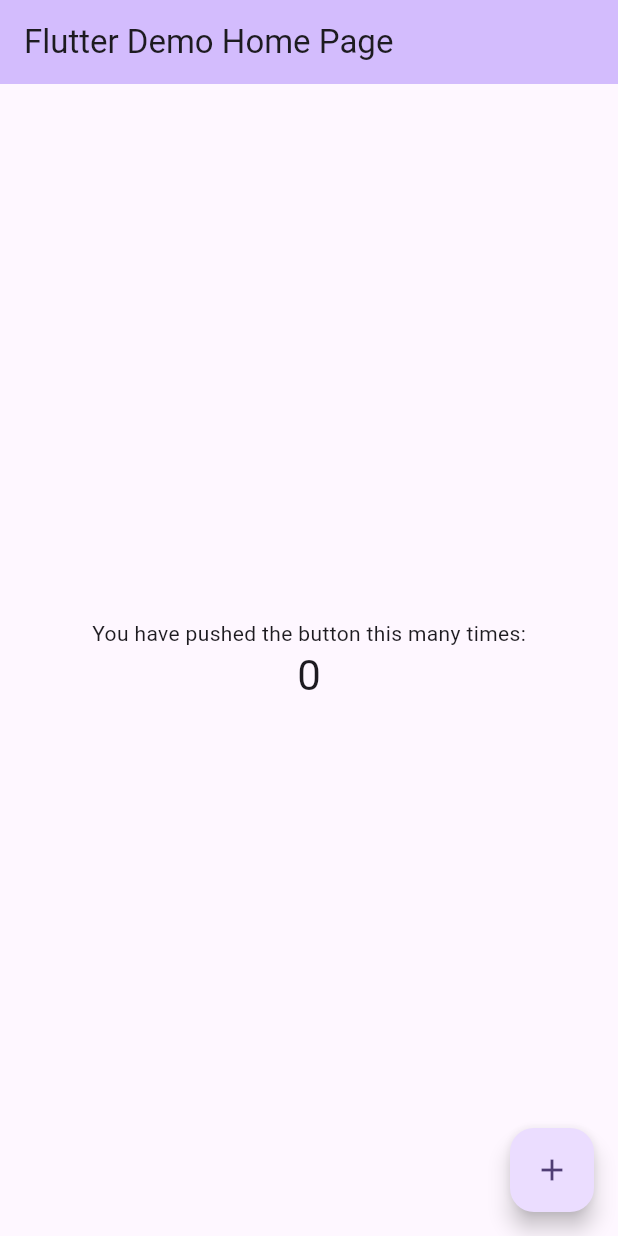
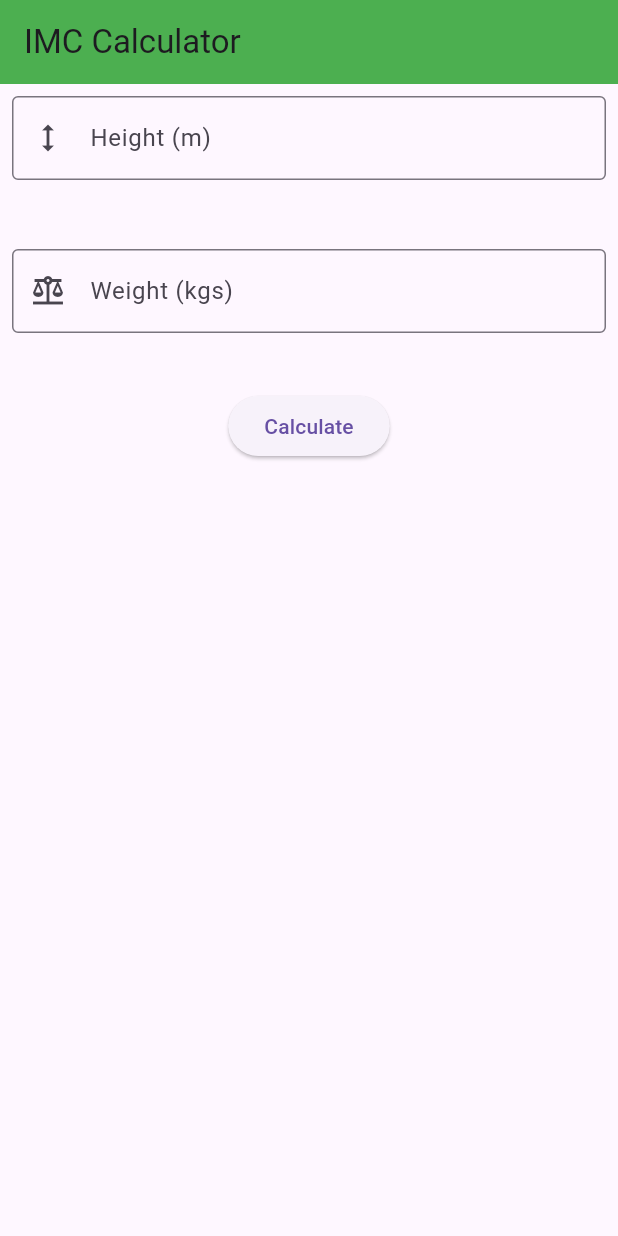
Before and after one commit to ViniciusFaria-png/imc-calculator-flutter, a Flutter app: the screen it shows after launch, on a phone screen of 412 x 824 dp. Run offline on Flutter 3.47's test engine with Material 3 defaults, Android fonts, the phone set to English and light mode, and no system bars; our stand-ins replace google_fonts.

Commit message:
feat: add weight/height textfield, calculate button and calculate logic

```diff
--- /dev/null
+++ b/lib/imc_app.dart
@@ -0,0 +1,18 @@
+import 'package:flutter/material.dart';
+import 'package:google_fonts/google_fonts.dart';
+import 'package:imcapp/pages/home_page.dart';
+
+class ImcApp extends StatelessWidget {
+  const ImcApp({super.key});
+
+  @override
+  Widget build(BuildContext context) {
+    return MaterialApp(
+      debugShowCheckedModeBanner: false,
+      theme: ThemeData(
+        primarySwatch: Colors.green,
+        textTheme: GoogleFonts.robotoTextTheme()),
+      home: const HomePage(),
+      );
+  }
+}
--- a/lib/main.dart
+++ b/lib/main.dart
@@ -1,125 +1,6 @@
 import 'package:flutter/material.dart';
+import 'package:imcapp/imc_app.dart';
 
 void main() {
-  runApp(const MyApp());
+  runApp(const ImcApp());
 }
-
-class MyApp extends StatelessWidget {
-  const MyApp({super.key});
-
-  // This widget is the root of your application.
-  @override
-  Widget build(BuildContext context) {
-    return MaterialApp(
-      title: 'Flutter Demo',
-      theme: ThemeData(
-        // This is the theme of your application.
-        //
-        // TRY THIS: Try running your application with "flutter run". You'll see
-        // the application has a purple toolbar. Then, without quitting the app,
-        // try changing the seedColor in the colorScheme below to Colors.green
-        // and then invoke "hot reload" (save your changes or press the "hot
-        // reload" button in a Flutter-supported IDE, or press "r" if you used
-        // the command line to start the app).
-        //
-        // Notice that the counter didn't reset back to zero; the application
-        // state is not lost during the reload. To reset the state, use hot
-        // restart instead.
-        //
-        // This works for code too, not just values: Most code changes can be
-        // tested with just a hot reload.
-        colorScheme: ColorScheme.fromSeed(seedColor: Colors.deepPurple),
-        useMaterial3: true,
-      ),
-      home: const MyHomePage(title: 'Flutter Demo Home Page'),
-    );
-  }
-}
-
-class MyHomePage extends StatefulWidget {
-  const MyHomePage({super.key, required this.title});
-
-  // This widget is the home page of your application. It is stateful, meaning
-  // that it has a State object (defined below) that contains fields that affect
-  // how it looks.
-
-  // This class is the configuration for the state. It holds the values (in this
-  // case the title) provided by the parent (in this case the App widget) and
-  // used by the build method of the State. Fields in a Widget subclass are
-  // always marked "final".
-
-  final String title;
-
-  @override
-  State<MyHomePage> createState() => _MyHomePageState();
-}
-
-class _MyHomePageState extends State<MyHomePage> {
-  int _counter = 0;
-
-  void _incrementCounter() {
-    setState(() {
-      // This call to setState tells the Flutter framework that something has
-      // changed in this State, which causes it to rerun the build method below
-      // so that the display can reflect the updated values. If we changed
-      // _counter without calling setState(), then the build method would not be
-      // called again, and so nothing would appear to happen.
-      _counter++;
-    });
-  }
-
-  @override
-  Widget build(BuildContext context) {
-    // This method is rerun every time setState is called, for instance as done
-    // by the _incrementCounter method above.
-    //
-    // The Flutter framework has been optimized to make rerunning build methods
-    // fast, so that you can just rebuild anything that needs updating rather
-    // than having to individually change instances of widgets.
-    return Scaffold(
-      appBar: AppBar(
-        // TRY THIS: Try changing the color here to a specific color (to
-        // Colors.amber, perhaps?) and trigger a hot reload to see the AppBar
-        // change color while the other colors stay the same.
-        backgroundColor: Theme.of(context).colorScheme.inversePrimary,
-        // Here we take the value from the MyHomePage object that was created by
-        // the App.build method, and use it to set our appbar title.
-        title: Text(widget.title),
-      ),
-      body: Center(
-        // Center is a layout widget. It takes a single child and positions it
-        // in the middle of the parent.
-        child: Column(
-          // Column is also a layout widget. It takes a list of children and
-          // arranges them vertically. By default, it sizes itself to fit its
-          // children horizontally, and tries to be as tall as its parent.
-          //
-          // Column has various properties to control how it sizes itself and
-          // how it positions its children. Here we use mainAxisAlignment to
-          // center the children vertically; the main axis here is the vertical
-          // axis because Columns are vertical (the cross axis would be
-          // horizontal).
-          //
-          // TRY THIS: Invoke "debug painting" (choose the "Toggle Debug Paint"
-          // action in the IDE, or press "p" in the console), to see the
-          // wireframe for each widget.
-          mainAxisAlignment: MainAxisAlignment.center,
-          children: <Widget>[
-            const Text(
-              'You have pushed the button this many times:',
-            ),
-            Text(
-              '$_counter',
-              style: Theme.of(context).textTheme.headlineMedium,
-            ),
-          ],
-        ),
-      ),
-      floatingActionButton: FloatingActionButton(
-        onPressed: _incrementCounter,
-        tooltip: 'Increment',
-        child: const Icon(Icons.add),
-      ), // This trailing comma makes auto-formatting nicer for build methods.
-    );
-  }
-}
--- /dev/null
+++ b/lib/pages/home_page.dart
@@ -0,0 +1,145 @@
+import 'package:flutter/material.dart';
+import 'package:flutter/services.dart';
+import 'package:imcapp/service/imc_service.dart';
+
+
+class HomePage extends StatefulWidget {
+  const HomePage({super.key});
+
+  @override
+  State<HomePage> createState() => _HomePageState();
+}
+
+class _HomePageState extends State<HomePage> {
+  final TextEditingController _heightController = TextEditingController();
+  final TextEditingController _weightController = TextEditingController();
+
+  double _imcResult = 0.0;
+  String _imcClassification = '';
+
+
+  @override
+  void dispose(){
+    _heightController.dispose();
+    _weightController.dispose();
+    super.dispose();
+  }
+
+  void _showErrorDialog(){
+      showDialog(
+        context: context,
+        builder: (BuildContext context){
+          return AlertDialog(
+            title: const Text("Error"),
+            content: const Text("Please, insert a valid weight and height."),
+            actions: [
+              TextButton(onPressed: () {
+                Navigator.of(context).pop();
+              },
+               child: const Text("Ok"))
+            ],
+          );
+        }
+      );
+    }
+
+
+    void _showResultDialog() {
+    showDialog(
+      context: context,
+      builder: (BuildContext context) {
+        return AlertDialog(
+          title: const Text('IMC results'),
+          content: Column(
+            mainAxisSize: MainAxisSize.min,
+            children: [
+              Text('IMC: ${_imcResult.toStringAsFixed(2)}'),
+              Text('Classification: $_imcClassification'),
+            ],
+          ),
+          actions: [
+            TextButton(
+              child: const Text('Close'),
+              onPressed: () {
+                Navigator.of(context).pop();
+              },
+            )
+          ],
+        );
+      }
+    );
+  }
+
+  void _calculateIMC() {
+    double? weight = double.tryParse(_weightController.text);
+    double? height = double.tryParse(_heightController.text);
+
+
+    if(weight != null && height != null){
+      IMC imcCalculator = IMC(weight: weight, height: height);
+
+
+      setState(() {
+        _imcResult = imcCalculator.calculatorIMC(weight, height);
+        _imcClassification = imcCalculator.classifierIMC(weight, height);
+      });
+
+      _showResultDialog();
+    } else {
+      _showErrorDialog();
+    }
+  }
+
+
+  @override
+  Widget build(BuildContext context) {
+    return Scaffold(
+      appBar: AppBar(
+        title: const Text("IMC Calculator"),
+        backgroundColor: Colors.green,
+      ),
+      body: Column(
+        children: [
+          Padding(
+            padding: const EdgeInsets.all(8.0),
+            child: TextField(
+              controller: _heightController,
+              keyboardType: TextInputType.number,
+              inputFormatters: [
+                FilteringTextInputFormatter.allow(RegExp(r'[0-9.]'))
+              ],
+              decoration: const InputDecoration(
+                prefixIcon: Icon(Icons.height),
+                border: OutlineInputBorder(),
+                labelText: 'Height (m)',
+              ),
+            ),
+          ),
+          const SizedBox(height: 30,),
+          Padding(
+            padding: const EdgeInsets.all(8.0),
+            child: TextField(
+              controller: _weightController,
+              keyboardType: TextInputType.number,
+              inputFormatters: [
+                FilteringTextInputFormatter.allow(RegExp(r'[0-9.]'))
+              ],
+              decoration: const InputDecoration(
+                prefixIcon: Icon(Icons.balance),
+                border: OutlineInputBorder(),
+                labelText: 'Weight (kgs)',
+              ),
+            ),
+          ),
+          const SizedBox(height: 30,),
+          Center(
+            child: ElevatedButton(
+              onPressed: _calculateIMC, // Chama o método de cálculo
+              child: const Text("Calculate")
+            ),
+          )
+        ],
+      ),
+    );
+  }
+}
--- /dev/null
+++ b/lib/service/imc_service.dart
@@ -0,0 +1,30 @@
+class IMC {
+  late final double height;
+  late final double weight;
+
+
+  IMC({required this.weight, required this.height});
+
+  double calculatorIMC(weight, height){
+    return weight/(height*height);
+  }
+
+  String classifierIMC(weight, height){
+    double imc = calculatorIMC(weight, height);
+
+
+    if (imc < 18.5) {
+      return "Underweight";
+    } else if (imc >= 18.5 && imc < 24.9) {
+      return "Normal - Healthy";
+    } else if (imc >= 25 && imc < 29.9) {
+      return "Overweight";
+    } else if (imc >= 30 && imc < 34.9) {
+      return "Obesity I";
+    } else if (imc >= 35 && imc < 39.9) {
+      return "Obesity II";
+    } else {
+      return "Obesity III";
+    }
+  }
+}
--- a/pubspec.yaml
+++ b/pubspec.yaml
@@ -35,6 +35,7 @@ dependencies:
   # The following adds the Cupertino Icons font to your application.
   # Use with the CupertinoIcons class for iOS style icons.
   cupertino_icons: ^1.0.8
+  google_fonts: ^6.2.1
 
 dev_dependencies:
   flutter_test:
```
Also changed, not shown: lib/shared/widgets/custom_drawer.dart (added), pubspec.lock, 2 other files.
